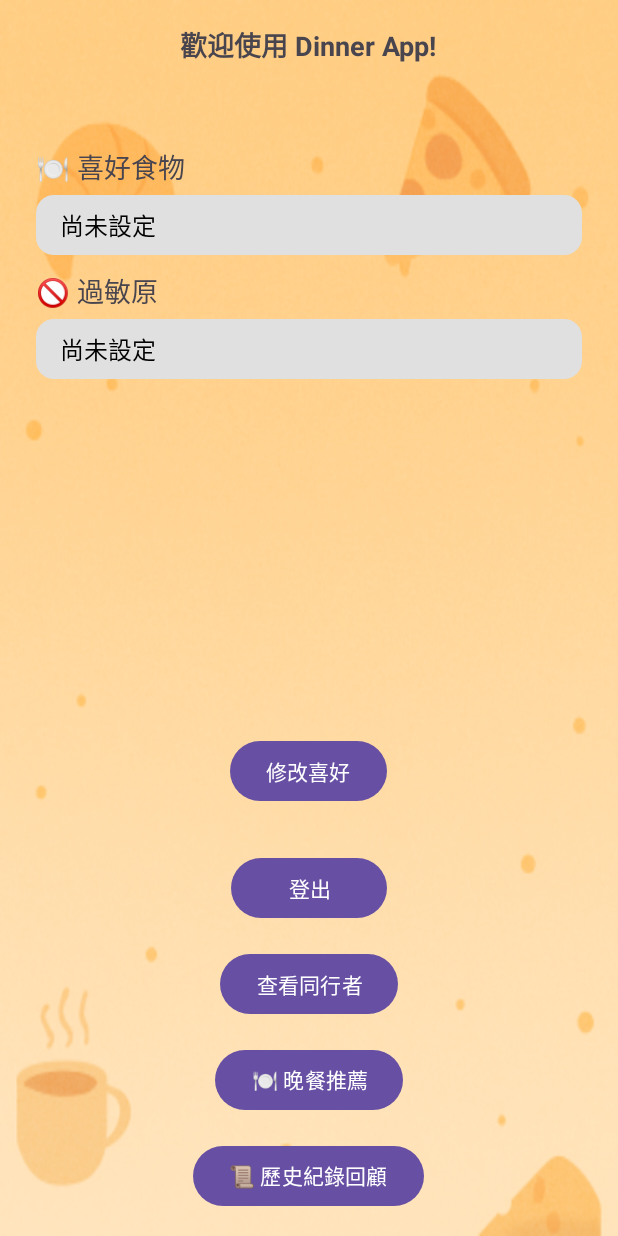
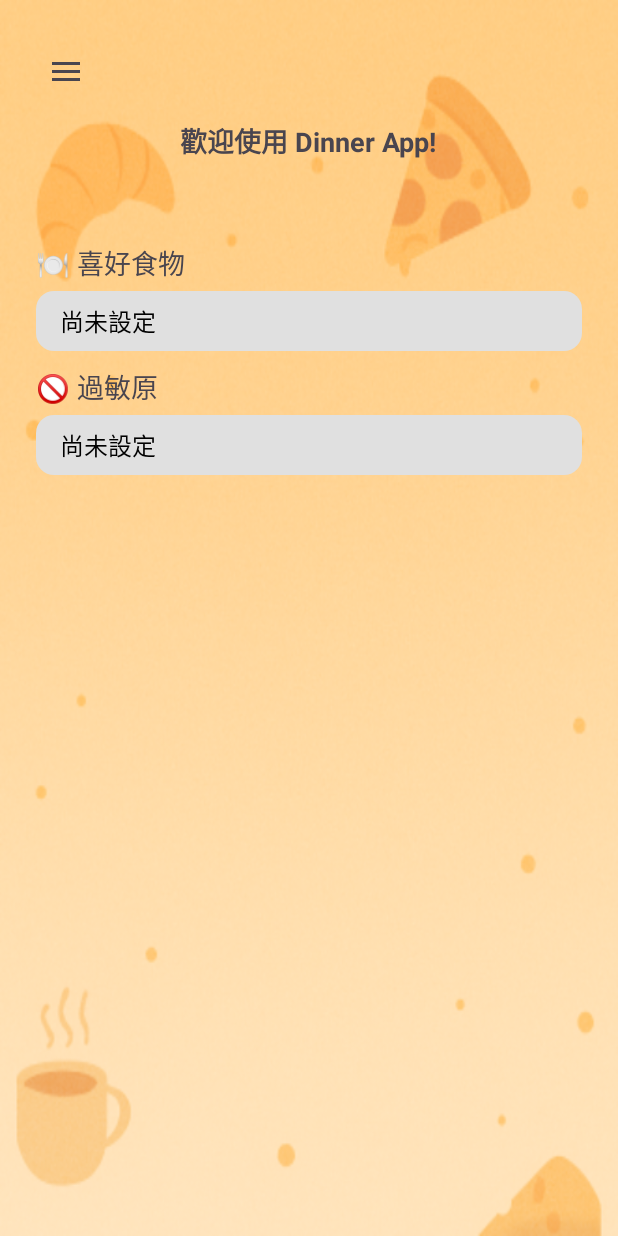
Before and after one commit to rich921222/android-dev, an Android app: the screen it shows after launch once a user with an empty profile is signed in (MainActivity), on a phone screen of 412 x 824 dp. Run offline under Robolectric (Android 15) with nearby library versions, the light colour scheme and no system bars; our stand-ins replace Firebase (no records; nobody signed in at launch, a user with empty details on screens opened directly), FlexboxLayout.

Commit message:
加入隱藏分頁

```diff
--- a/app/src/main/java/com/example/dinner_app/MainActivity.kt
+++ b/app/src/main/java/com/example/dinner_app/MainActivity.kt
@@ -7,12 +7,17 @@ import android.widget.Button
 import android.widget.ImageView
 import android.widget.LinearLayout
 import android.widget.TextView
+import androidx.appcompat.widget.Toolbar
+import androidx.appcompat.app.ActionBarDrawerToggle
 import androidx.appcompat.app.AppCompatActivity
+import androidx.core.view.GravityCompat
+import androidx.drawerlayout.widget.DrawerLayout
 import com.google.android.flexbox.FlexboxLayout
 import com.google.firebase.auth.FirebaseAuth
 import com.google.firebase.database.*
 import com.google.android.flexbox.FlexWrap
 import com.google.android.flexbox.JustifyContent
+import com.google.android.material.navigation.NavigationView
 
 class MainActivity : AppCompatActivity() {
 
@@ -26,6 +31,9 @@ class MainActivity : AppCompatActivity() {
     private lateinit var preferencesContainer: LinearLayout
     private var preferencesListener: ValueEventListener? = null
     private var partnerEmailList: List<String> = emptyList()
+    private lateinit var drawerLayout: DrawerLayout
+    private lateinit var navigationView: NavigationView
+    private lateinit var toolbar: Toolbar
 
     private val partnerActivityLauncher = registerForActivityResult(
         androidx.activity.result.contract.ActivityResultContracts.StartActivityForResult()
@@ -47,6 +55,11 @@ class MainActivity : AppCompatActivity() {
         database = FirebaseDatabase.getInstance().reference
         preferencesContainer = findViewById(R.id.preferencesContainer)
 
+        //隱藏選單
+        drawerLayout = findViewById(R.id.drawerLayout)
+        navigationView = findViewById(R.id.navigationView)
+        toolbar = findViewById(R.id.toolbar)
+
         // 檢查使用者是否已經登入
         val currentUser = auth.currentUser
         if (currentUser == null) {
@@ -55,51 +68,84 @@ class MainActivity : AppCompatActivity() {
             return
         }
 
-        // 登出按鈕
-        val logoutButton: Button = findViewById(R.id.logoutButton)
-        logoutButton.setOnClickListener {
+        setSupportActionBar(toolbar)
+        supportActionBar?.title = ""
+        val toggle = ActionBarDrawerToggle(
+            this, drawerLayout, toolbar,
+            R.string.navigation_drawer_open, R.string.navigation_drawer_close
+        )
+        drawerLayout.addDrawerListener(toggle)
+        toggle.syncState()
+
+        navigationView.setNavigationItemSelectedListener { menuItem ->
+            when (menuItem.itemId) {
+                R.id.nav_edit_preferences -> startActivity(Intent(this, EditPreferencesActivity::class.java))
+                R.id.nav_logout -> {
+                    // TODO: 登出
                     val userId = auth.currentUser?.uid
                     if (userId != null) {
                         val userRef = database.child("users").child(userId).child("preferences")
-                preferencesListener?.let { userRef.removeEventListener(it) } // ✅ 先移除監聽器
+                        preferencesListener?.let { userRef.removeEventListener(it) }
                     }
-            auth.signOut() // 登出 Firebase
+                    auth.signOut()
+                    MainActivity.sessionPartnerEmails.clear()
                     startActivity(Intent(this, LoginActivity::class.java))
-            MainActivity.sessionPartnerEmails.clear()
                     finish()
                 }
-
-        // 修改按鈕
-        val editPreferencesButton: Button = findViewById(R.id.editPreferencesButton)
-        editPreferencesButton.setOnClickListener {
-            startActivity(Intent(this, EditPreferencesActivity::class.java))
+                R.id.nav_partner -> partnerActivityLauncher.launch(Intent(this, PartnerActivity::class.java))
+                R.id.nav_recommend -> startActivity(Intent(this, RecommendActivity::class.java))
+                R.id.nav_history -> startActivity(Intent(this, HistoryActivity::class.java))
             }
-        //鈕跳轉到 PartnerActivity
-        val partnerButton: Button = findViewById(R.id.partnerButton)
-        partnerButton.setOnClickListener {
-            partnerActivityLauncher.launch(Intent(this, PartnerActivity::class.java))
+            drawerLayout.closeDrawer(GravityCompat.START)
+            true
         }
 
-        //推薦按鈕
-        val recommendButton: Button = findViewById(R.id.recommendButton)
-        recommendButton.setOnClickListener {
-            val intent = Intent(this, RecommendActivity::class.java)
 
-//            // 傳遞自己 email + 所有 partner email（用來查資料）
-//            val currentEmail = auth.currentUser?.email ?: ""
-//            val allEmails = ArrayList<String>().apply {
-//                add(currentEmail)
-//                addAll(partnerEmailList)
+//        // 登出按鈕
+//        val logoutButton: Button = findViewById(R.id.logoutButton)
+//        logoutButton.setOnClickListener {
+//            val userId = auth.currentUser?.uid
+//            if (userId != null) {
+//                val userRef = database.child("users").child(userId).child("preferences")
+//                preferencesListener?.let { userRef.removeEventListener(it) } // ✅ 先移除監聽器
 //            }
+//            auth.signOut() // 登出 Firebase
+//            startActivity(Intent(this, LoginActivity::class.java))
+//            MainActivity.sessionPartnerEmails.clear()
+//            finish()
+//        }
+
+//        // 修改按鈕
+//        val editPreferencesButton: Button = findViewById(R.id.editPreferencesButton)
+//        editPreferencesButton.setOnClickListener {
+//            startActivity(Intent(this, EditPreferencesActivity::class.java))
+//        }
+//        //鈕跳轉到 PartnerActivity
+//        val partnerButton: Button = findViewById(R.id.partnerButton)
+//        partnerButton.setOnClickListener {
+//            partnerActivityLauncher.launch(Intent(this, PartnerActivity::class.java))
+//        }
 //
-//            intent.putStringArrayListExtra("all_emails", allEmails)
-            startActivity(intent)
-        }
-        //歷史紀錄按鈕
-        val historyButton: Button = findViewById(R.id.historyButton)
-        historyButton.setOnClickListener {
-            startActivity(Intent(this, HistoryActivity::class.java))
-        }
+//        //推薦按鈕
+//        val recommendButton: Button = findViewById(R.id.recommendButton)
+//        recommendButton.setOnClickListener {
+//            val intent = Intent(this, RecommendActivity::class.java)
+//
+////            // 傳遞自己 email + 所有 partner email（用來查資料）
+////            val currentEmail = auth.currentUser?.email ?: ""
+////            val allEmails = ArrayList<String>().apply {
+////                add(currentEmail)
+////                addAll(partnerEmailList)
+////            }
+////
+////            intent.putStringArrayListExtra("all_emails", allEmails)
+//            startActivity(intent)
+//        }
+//        //歷史紀錄按鈕
+//        val historyButton: Button = findViewById(R.id.historyButton)
+//        historyButton.setOnClickListener {
+//            startActivity(Intent(this, HistoryActivity::class.java))
+//        }
     }
 
     override fun onStart() {
--- /dev/null
+++ b/app/src/main/res/drawable/ic_logout_24.xml
@@ -0,0 +1,5 @@
+<vector xmlns:android="http://schemas.android.com/apk/res/android" android:autoMirrored="true" android:height="24dp" android:tint="#000000" android:viewportHeight="24" android:viewportWidth="24" android:width="24dp">
+
+    <path android:fillColor="@android:color/white" android:pathData="M17,7l-1.41,1.41L18.17,11H8v2h10.17l-2.58,2.58L17,17l5,-5zM4,5h8V3H4c-1.1,0 -2,0.9 -2,2v14c0,1.1 0.9,2 2,2h8v-2H4V5z"/>
+
+</vector>
--- a/app/src/main/res/drawable/star_empty.xml
+++ b/app/src/main/res/drawable/star_empty.xml
@@ -3,5 +3,7 @@
     android:viewportWidth="24" android:viewportHeight="24">
     <path
         android:fillColor="#CCCCCC"
+        android:strokeColor="#000000"
+        android:strokeWidth="1"
         android:pathData="M22,9.24l-7.19,-0.62L12,2 9.19,8.63 2,9.24l5.46,4.73L5.82,21 12,17.27 18.18,21l-1.64,-7.03L22,9.24zM12,15.4l-3.76,2.27l1,-4.28L5.92,10.5l4.38,-0.38L12,6.1l1.71,4.02l4.38,0.38l-3.32,2.89l1,4.28L12,15.4z"/>
 </vector>
--- a/app/src/main/res/drawable/star_filled.xml
+++ b/app/src/main/res/drawable/star_filled.xml
@@ -3,5 +3,7 @@
     android:viewportWidth="24" android:viewportHeight="24">
     <path
         android:fillColor="#FFD700"
+        android:strokeColor="#000000"
+        android:strokeWidth="1"
         android:pathData="M12,17.27L18.18,21l-1.64,-7.03L22,9.24l-7.19,-0.61L12,2 9.19,8.63 2,9.24l5.46,4.73L5.82,21z"/>
 </vector>
--- a/app/src/main/res/layout/activity_history.xml
+++ b/app/src/main/res/layout/activity_history.xml
@@ -1,24 +1,19 @@
 <?xml version="1.0" encoding="utf-8"?>
-<LinearLayout xmlns:android="http://schemas.android.com/apk/res/android"
-    android:orientation="vertical"
+<RelativeLayout xmlns:android="http://schemas.android.com/apk/res/android"
     android:layout_width="match_parent"
     android:layout_height="match_parent"
     android:padding="24dp"
     android:background="@drawable/edit_pref_background">
 
-    <!-- 上方滾動區域 -->
-    <ScrollView
-        android:layout_width="match_parent"
-        android:layout_height="0dp"
-        android:layout_weight="1">
-
+    <!-- 歷史區塊 -->
     <LinearLayout
         android:id="@+id/historyContainer"
         android:layout_width="match_parent"
         android:layout_height="wrap_content"
-            android:orientation="vertical">
+        android:orientation="vertical"
+        android:layout_above="@+id/backToMainButton"
+        android:layout_alignParentTop="true">
 
-            <!-- 標題 -->
         <TextView
             android:id="@+id/historyTitle"
             android:layout_width="wrap_content"
@@ -28,23 +23,20 @@
             android:textStyle="bold"
             android:layout_marginBottom="16dp" />
 
-            <!-- 歷史列表 -->
         <LinearLayout
             android:id="@+id/historyList"
             android:layout_width="match_parent"
             android:layout_height="wrap_content"
             android:orientation="vertical" />
+    </LinearLayout>
 
-        </LinearLayout>
-    </ScrollView>
-
-    <!-- 下方固定按鈕 -->
+    <!-- 固定在最下方的按鈕 -->
     <Button
         android:id="@+id/backToMainButton"
         android:layout_width="wrap_content"
         android:layout_height="wrap_content"
         android:text="返回主畫面"
-        android:layout_gravity="center_horizontal"
-        android:layout_marginTop="16dp"
+        android:layout_centerHorizontal="true"
+        android:layout_alignParentBottom="true"
         android:layout_marginBottom="16dp" />
-</LinearLayout>
+</RelativeLayout>
--- a/app/src/main/res/layout/activity_main.xml
+++ b/app/src/main/res/layout/activity_main.xml
@@ -1,5 +1,12 @@
 <?xml version="1.0" encoding="utf-8"?>
-<LinearLayout xmlns:android="http://schemas.android.com/apk/res/android"
+<androidx.drawerlayout.widget.DrawerLayout xmlns:android="http://schemas.android.com/apk/res/android"
+    xmlns:app="http://schemas.android.com/apk/res-auto"
+    android:id="@+id/drawerLayout"
+    android:layout_width="match_parent"
+    android:layout_height="match_parent">
+
+    <!-- 主畫面內容 -->
+    <LinearLayout
         android:layout_width="match_parent"
         android:layout_height="match_parent"
         android:orientation="vertical"
@@ -7,7 +14,15 @@
         android:gravity="center"
         android:background="@drawable/edit_pref_background">
 
-    <!-- 顯示歡迎訊息 -->
+        <!-- 左上三條線的 Toolbar -->
+        <androidx.appcompat.widget.Toolbar
+            android:id="@+id/toolbar"
+            android:layout_width="match_parent"
+            android:layout_height="wrap_content"
+            android:background="@android:color/transparent"
+            android:title=""
+            android:titleTextColor="@android:color/white" />
+
         <TextView
             android:id="@+id/welcomeTextView"
             android:layout_width="wrap_content"
@@ -32,42 +47,14 @@
                 android:padding="8dp" />
         </ScrollView>
 
+    </LinearLayout>
 
-    <Button
-        android:id="@+id/editPreferencesButton"
+    <!-- 側邊選單 -->
+    <com.google.android.material.navigation.NavigationView
+        android:id="@+id/navigationView"
         android:layout_width="wrap_content"
-        android:layout_height="wrap_content"
-        android:text="修改喜好"
-        android:layout_marginTop="20dp" />
-
-    <!-- 登出按鈕 -->
-    <Button
-        android:id="@+id/logoutButton"
-        android:layout_width="wrap_content"
-        android:layout_height="wrap_content"
-        android:text="    登出    "
-        android:layout_marginTop="30dp" />
-    <!-- 同行者按鈕 -->
-    <Button
-        android:id="@+id/partnerButton"
-        android:layout_width="wrap_content"
-        android:layout_height="wrap_content"
-        android:text="查看同行者"
-        android:layout_marginTop="16dp" />
-
-    <!--晚餐推薦-->
-    <Button
-        android:id="@+id/recommendButton"
-        android:layout_width="wrap_content"
-        android:layout_height="wrap_content"
-        android:text="🍽 晚餐推薦"
-        android:layout_marginTop="16dp" />
-    <!--最近的推薦紀錄-->
-    <Button
-        android:id="@+id/historyButton"
-        android:layout_width="wrap_content"
-        android:layout_height="wrap_content"
-        android:text="📜 歷史紀錄回顧"
-        android:layout_marginTop="16dp" />
-
-</LinearLayout>
+        android:layout_height="match_parent"
+        android:layout_gravity="start"
+        android:background="@drawable/navigation_view_background"
+        app:menu="@menu/drawer_menu" />
+</androidx.drawerlayout.widget.DrawerLayout>
--- /dev/null
+++ b/app/src/main/res/menu/drawer_menu.xml
@@ -0,0 +1,14 @@
+<?xml version="1.0" encoding="utf-8"?>
+<menu xmlns:android="http://schemas.android.com/apk/res/android">
+    <item android:id="@+id/nav_edit_preferences" android:title="✏️ 修改喜好" />
+    <item android:id="@+id/nav_partner" android:title="👥 查看同行者" />
+    <item android:id="@+id/nav_recommend" android:title="🍽 晚餐推薦" />
+    <item android:id="@+id/nav_history" android:title="📜 歷史紀錄回顧" />
+    <!-- 分隔線 -->
+    <item android:title=""/>
+
+    <!-- 登出項目放最後 -->
+    <item android:id="@+id/nav_logout"
+        android:title="登出"
+        android:icon="@drawable/ic_logout_24" />
+</menu>
--- a/app/src/main/res/values/strings.xml
+++ b/app/src/main/res/values/strings.xml
@@ -1,3 +1,5 @@
 <resources>
     <string name="app_name">Dinner_app</string>
+    <string name="navigation_drawer_open">開啟選單</string>
+    <string name="navigation_drawer_close">關閉選單</string>
 </resources>
```
Also changed, not shown: 1 other file. Lines whose indentation alone changed are shown as unchanged.
